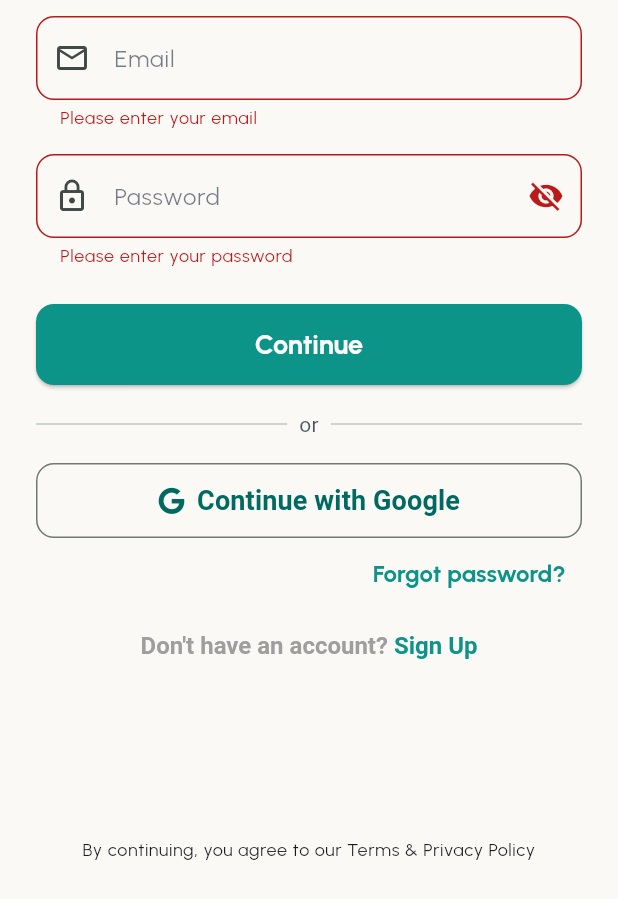
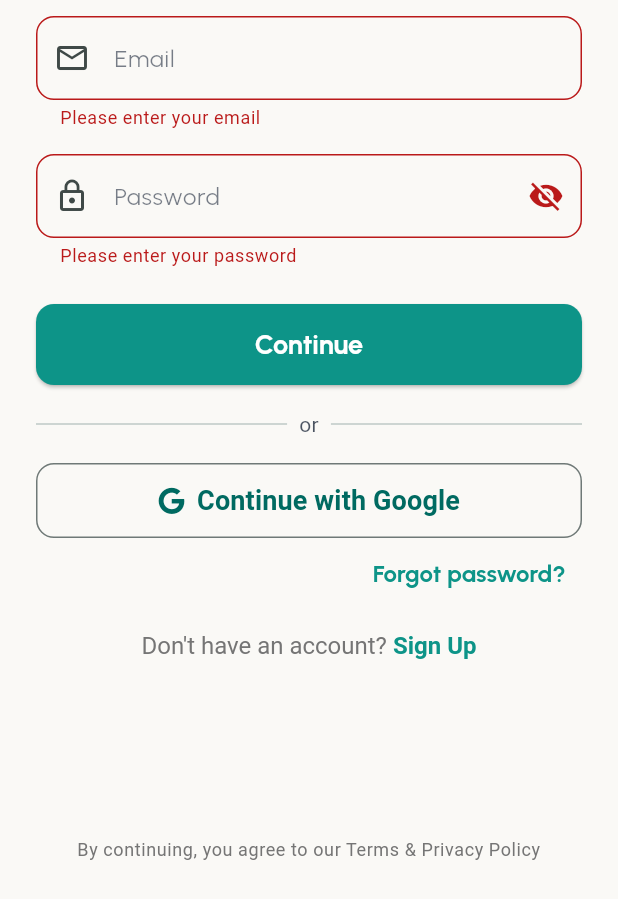
Before and after one commit to jsvelchez/myapp, a Flutter app: the screen it shows after launch, after a tap on "Continue", on a phone screen of 412 x 824 dp. Shown: the part 314-1213 px from the top of the screen. Run offline on Flutter 3.47's test engine with Material 3 defaults, Android fonts, the light colour scheme and no system bars; our stand-ins replace firebase_auth, firebase_core, font_awesome_flutter, google_fonts; accounts and stored records are empty; network calls fail.

Commit message:
Changes: Auth UI

```diff
--- a/lib/screens/auth/auth_screen.dart
+++ b/lib/screens/auth/auth_screen.dart
@@ -176,10 +176,14 @@
                             TextSpan(
                               children: <TextSpan>[
                                 TextSpan(
-                                    text: _isSignUp
-                                        ? 'Already have an account? '
-                                        : "Don't have an account? ",
-                                    style: const TextStyle(color: Colors.grey)),
+                                  text: _isSignUp
+                                      ? 'Already have an account? '
+                                      : "Don't have an account? ",
+                                  style: TextStyle(
+                                    fontWeight: FontWeight.normal,
+                                    color: Colors.grey[600],
+                                  ),
+                                ),
                                 TextSpan(
                                     text: _isSignUp ? 'Sign In' : 'Sign Up',
                                     style: TextStyle(
--- a/lib/theme.dart
+++ b/lib/theme.dart
@@ -23,11 +23,13 @@
     // For smaller headlines like "Forgot Password?"
     headlineSmall: const TextStyle(fontSize: 24, fontWeight: FontWeight.bold, color: darkSlate),
      // For subtitles
-    titleMedium: TextStyle(fontSize: 16, color: darkSlate.withOpacity(0.7)),
+    titleMedium: TextStyle(fontSize: 16, color: darkSlate.withAlpha(178)),
     // For button text
     labelLarge: const TextStyle(fontSize: 18, fontWeight: FontWeight.bold),
     // For regular body text
-    bodyMedium: TextStyle(fontSize: 14, color: darkSlate.withOpacity(0.8)),
+    bodyMedium: TextStyle(fontSize: 14, color: darkSlate.withAlpha(204)),
+    // For small body text
+    bodySmall: TextStyle(fontSize: 12, color: Colors.grey[600]),
   ),
   elevatedButtonTheme: ElevatedButtonThemeData(
     style: ElevatedButton.styleFrom(
@@ -60,6 +62,6 @@
       borderRadius: BorderRadius.circular(12),
       borderSide: const BorderSide(color: primaryAction),
     ),
-    labelStyle: TextStyle(color: darkSlate.withOpacity(0.6)),
+    labelStyle: TextStyle(color: darkSlate.withAlpha(153)),
   ),
 );
```
